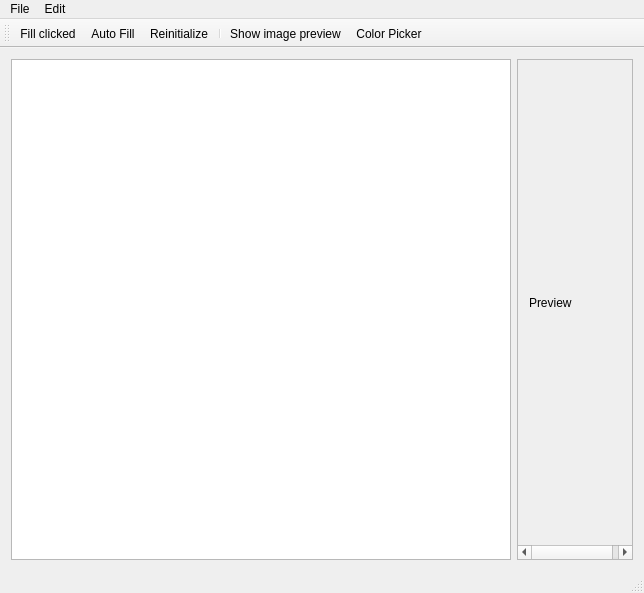
Above: mainwindow.ui from BBprog/Qt_data_vis before the change. Below: the same form after it.
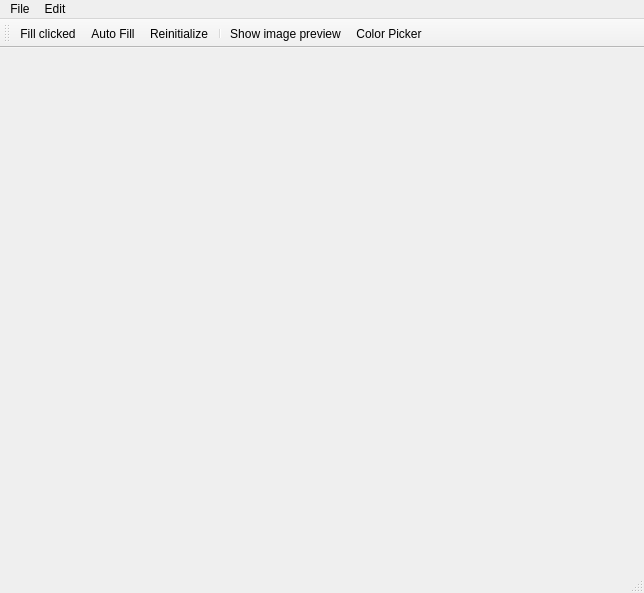
That is the form after the change. Icons and pictures are not drawn. Custom widgets are drawn as their Qt base class.

Diff of the .ui file:
```diff
--- a/mainwindow.ui
+++ b/mainwindow.ui
@@ -35,65 +35,7 @@
    <property name="autoFillBackground">
     <bool>true</bool>
    </property>
-   <layout class="QHBoxLayout" name="horizontalLayout_2">
-    <item>
-     <widget class="Table" name="table">
-      <property name="minimumSize">
-       <size>
-        <width>500</width>
-        <height>300</height>
-       </size>
-      </property>
-      <property name="acceptDrops">
-       <bool>true</bool>
-      </property>
-     </widget>
-    </item>
-    <item>
-     <widget class="QScrollArea" name="preview">
-      <property name="minimumSize">
-       <size>
-        <width>100</width>
-        <height>100</height>
-       </size>
-      </property>
-      <property name="widgetResizable">
-       <bool>true</bool>
-      </property>
-      <widget class="QWidget" name="scrollAreaWidgetContents">
-       <property name="geometry">
-        <rect>
-         <x>0</x>
-         <y>0</y>
-         <width>118</width>
-         <height>498</height>
-        </rect>
-       </property>
-       <layout class="QHBoxLayout" name="horizontalLayout">
-        <item>
-         <widget class="QLabel" name="imagePreview">
-          <property name="sizePolicy">
-           <sizepolicy hsizetype="Expanding" vsizetype="Expanding">
-            <horstretch>0</horstretch>
-            <verstretch>0</verstretch>
-           </sizepolicy>
-          </property>
-          <property name="minimumSize">
-           <size>
-            <width>100</width>
-            <height>100</height>
-           </size>
-          </property>
-          <property name="text">
-           <string>Preview</string>
-          </property>
-         </widget>
-        </item>
-       </layout>
-      </widget>
-     </widget>
-    </item>
-   </layout>
+   <layout class="QHBoxLayout" name="horizontalLayout_2"/>
   </widget>
   <widget class="QMenuBar" name="menuBar">
    <property name="geometry">
@@ -268,13 +210,6 @@
   </action>
  </widget>
  <layoutdefault spacing="6" margin="11"/>
- <customwidgets>
-  <customwidget>
-   <class>Table</class>
-   <extends>QTableWidget</extends>
-   <header>table.h</header>
-  </customwidget>
- </customwidgets>
  <resources>
   <include location="resource.qrc"/>
  </resources>
```
